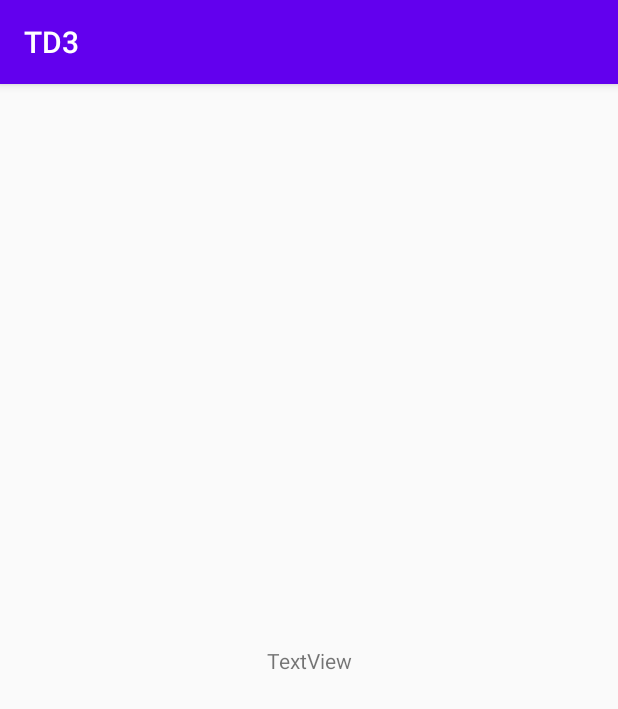
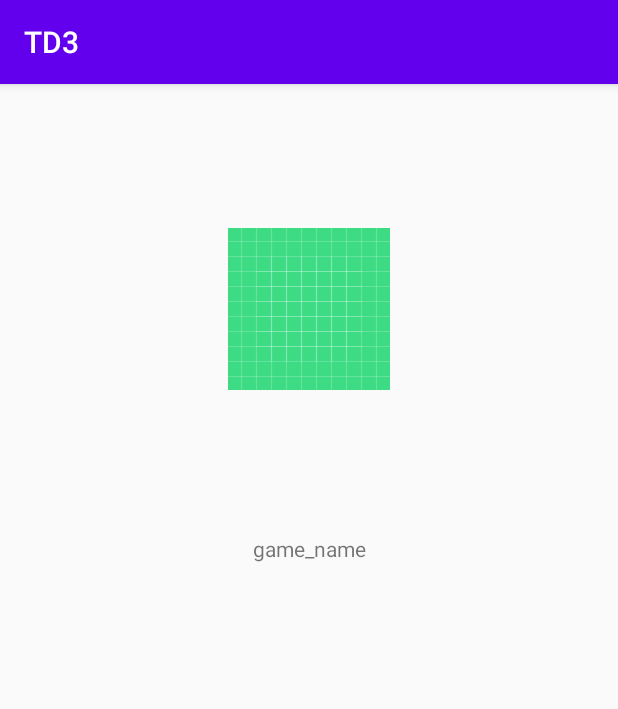
Before and after one commit to NassimElmrabti/Mobile_Programming_project, an Android app: the DetailActivity screen opened directly, with no data from a screen before it, on a phone screen of 412 x 824 dp. Shown: the top 709 px of the screen. Run offline under Robolectric (Android 15) with nearby library versions, the light colour scheme and no system bars; our stand-ins replace Picasso; pictures from the network do not load; 2 statements that could not run were skipped.

Commit message:
Image implemented on details

```diff
--- a/app/src/main/java/com/example/td3/presentation/view/DetailActivity.java
+++ b/app/src/main/java/com/example/td3/presentation/view/DetailActivity.java
@@ -2,6 +2,7 @@ package com.example.td3.presentation.view;
 
 import android.content.Intent;
 import android.os.Bundle;
+import android.widget.ImageView;
 import android.widget.TextView;
 
 import androidx.appcompat.app.AppCompatActivity;
@@ -10,10 +11,13 @@ import com.example.td3.Constants;
 import com.example.td3.R;
 import com.example.td3.Singletons;
 import com.example.td3.presentation.model.FinalFantasy;
+import com.squareup.picasso.Picasso;
 
 public class DetailActivity extends AppCompatActivity {
 
     private TextView txtDetail;
+    private ImageView ImageView;
+
 
     @Override
     protected void onCreate(Bundle savedInstanceState){
@@ -21,6 +25,7 @@ public class DetailActivity extends AppCompatActivity {
         setContentView(R.layout.activity_detail);
 
         txtDetail = findViewById(R.id.detail_txt);
+
         Intent intent = getIntent();
         String FinalFantasyJson = intent.getStringExtra(Constants.KEY_FINAL_FANTASY_INTENT);
         FinalFantasy finalFantasy = Singletons.getGson().fromJson(FinalFantasyJson, FinalFantasy.class);
@@ -30,5 +35,6 @@ public class DetailActivity extends AppCompatActivity {
 
     private void showDetail(FinalFantasy finalFantasy) {
         txtDetail.setText(finalFantasy.getName());
+        Picasso.get().load(finalFantasy.getImageUrl()).resize(300, 400).into((ImageView) findViewById(R.id.logo_game));
     }
 }
--- a/app/src/main/res/layout/activity_detail.xml
+++ b/app/src/main/res/layout/activity_detail.xml
@@ -10,9 +10,21 @@
         android:id="@+id/detail_txt"
         android:layout_width="wrap_content"
         android:layout_height="wrap_content"
-        android:text="TextView"
+        android:text="@string/game_name"
         app:layout_constraintBottom_toBottomOf="parent"
         app:layout_constraintEnd_toEndOf="parent"
         app:layout_constraintStart_toStartOf="parent"
-        app:layout_constraintTop_toTopOf="parent" />
+        app:layout_constraintTop_toTopOf="parent"
+        app:layout_constraintVertical_bias="0.401" />
+
+    <ImageView
+        android:id="@+id/logo_game"
+        android:layout_width="wrap_content"
+        android:layout_height="wrap_content"
+        app:layout_constraintBottom_toTopOf="@+id/detail_txt"
+        app:layout_constraintEnd_toEndOf="parent"
+        app:layout_constraintStart_toStartOf="parent"
+        app:layout_constraintTop_toTopOf="parent"
+        app:srcCompat="@drawable/ic_launcher_background"
+        tools:ignore="VectorDrawableCompat" />
 </androidx.constraintlayout.widget.ConstraintLayout>
--- a/app/src/main/res/values/strings.xml
+++ b/app/src/main/res/values/strings.xml
@@ -1,3 +1,4 @@
 <resources>
     <string name="app_name">TD3</string>
+    <string name="game_name">game_name</string>
 </resources>
```
Also changed, not shown: app/src/main/java/com/example/td3/presentation/view/MainActivity.java (+0 -8 lines).
